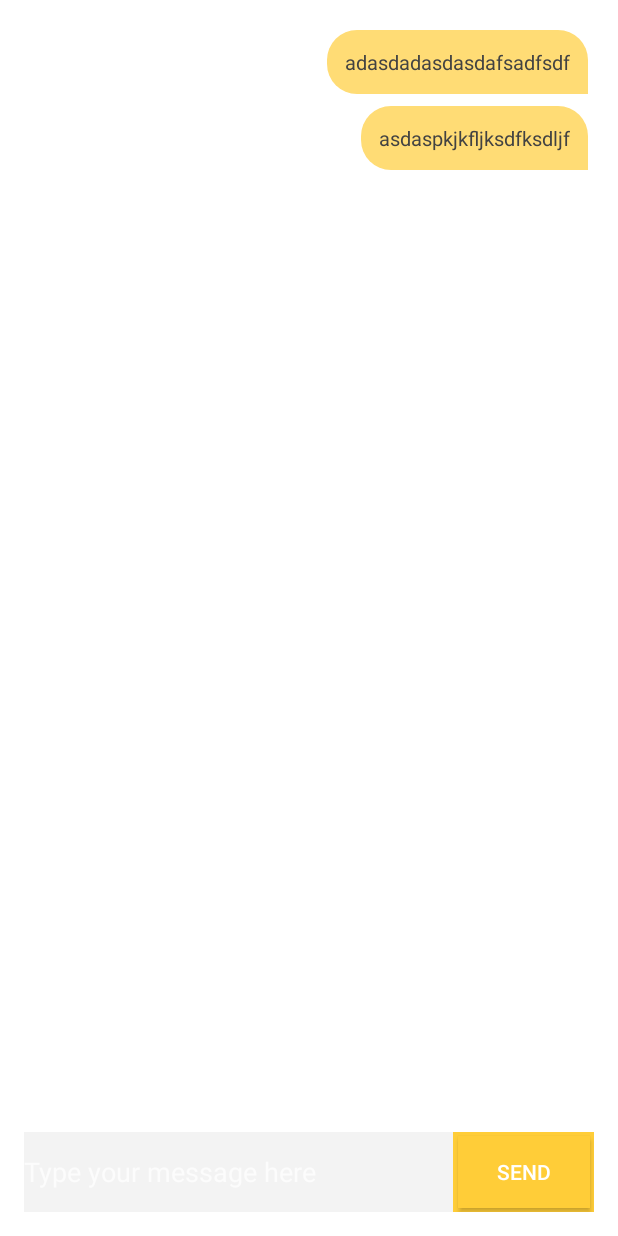
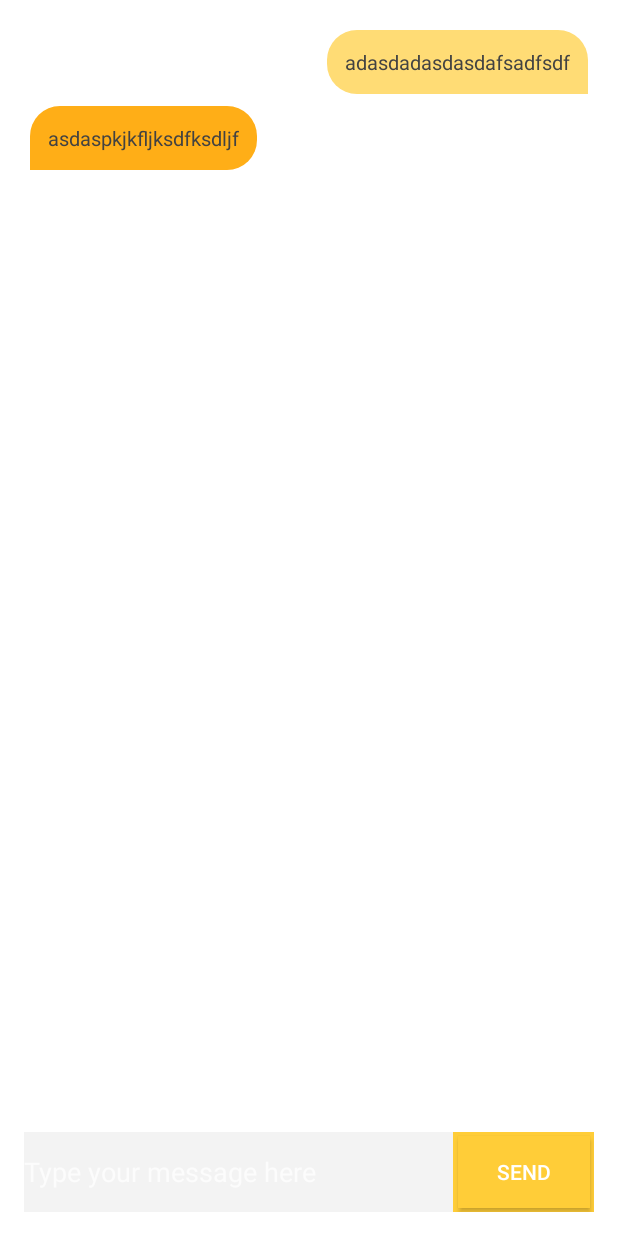
Before and after one commit to henriqueramosqs/MindMate, an Android app: the ChatActivity screen opened directly, with no data from a screen before it, after a tap on "SEND", on a phone screen of 412 x 824 dp. Run offline under Robolectric (Android 15) with nearby library versions, the phone set to English and light mode, and no system bars.

```diff
--- a/app/build.gradle
+++ b/app/build.gradle
@@ -44,6 +44,11 @@ dependencies {
     implementation 'androidx.annotation:annotation:1.3.0'
     implementation 'androidx.lifecycle:lifecycle-livedata-ktx:2.4.1'
     implementation 'androidx.lifecycle:lifecycle-viewmodel-ktx:2.4.1'
+    implementation 'com.squareup.okhttp3:okhttp:4.11.0'
+    implementation 'com.squareup.retrofit2:retrofit:2.3.0'
+    implementation 'com.squareup.retrofit2:converter-gson:2.3.0'
+    implementation "com.squareup.retrofit2:converter-scalars:2.7.1"
+
     testImplementation 'junit:junit:4.13.2'
     androidTestImplementation 'androidx.test.ext:junit:1.1.5'
     androidTestImplementation 'androidx.test.espresso:espresso-core:3.4.0'
--- a/app/src/main/AndroidManifest.xml
+++ b/app/src/main/AndroidManifest.xml
@@ -1,7 +1,7 @@
 <?xml version="1.0" encoding="utf-8"?>
 <manifest xmlns:android="http://schemas.android.com/apk/res/android"
     xmlns:tools="http://schemas.android.com/tools">
-
+    <uses-permission android:name="android.permission.INTERNET"/>
     <application
         android:allowBackup="true"
         android:dataExtractionRules="@xml/data_extraction_rules"
--- /dev/null
+++ b/app/src/main/java/com/example/mindmate/APIInterface.kt
@@ -0,0 +1,15 @@
+package com.example.mindmate
+
+import com.google.gson.JsonObject
+import retrofit2.Call
+import retrofit2.http.Body
+import retrofit2.http.GET
+import retrofit2.http.POST
+
+interface APIInterface {
+    @POST("response")
+    fun getData(@Body jsonObject: JsonObject): Call<List<BotResponseItem>>
+
+    @GET("rt")
+    fun gtt(): Call<List<BotResponseItem>>
+}
--- /dev/null
+++ b/app/src/main/java/com/example/mindmate/API_interface2.kt
@@ -0,0 +1,9 @@
+package com.example.mindmate
+
+import retrofit2.Call
+import retrofit2.http.GET
+
+interface API_interface2 {
+    @GET("posts")
+    fun get_test():Call<List<testingItem>>
+}
--- /dev/null
+++ b/app/src/main/java/com/example/mindmate/BotResponseItem.kt
@@ -0,0 +1,5 @@
+package com.example.mindmate
+
+data class BotResponseItem(
+    val res: String
+)
--- a/app/src/main/java/com/example/mindmate/ChatActivity.kt
+++ b/app/src/main/java/com/example/mindmate/ChatActivity.kt
@@ -1,28 +1,36 @@
 package com.example.mindmate
 
 import android.os.Bundle
+import android.util.Log
 import android.widget.ArrayAdapter
 import android.widget.Button
 import android.widget.EditText
-import android.widget.ListView
+import android.widget.TextView
 import androidx.appcompat.app.AppCompatActivity
 import androidx.recyclerview.widget.RecyclerView
 import com.example.mindmate.adapters.MessageAdapter
+import com.google.gson.JsonObject
+import org.w3c.dom.Text
+import retrofit2.Call
+import retrofit2.Callback
+import retrofit2.Response
+import retrofit2.Retrofit
+import retrofit2.converter.gson.GsonConverterFactory
 
 class ChatActivity : AppCompatActivity() {
 
-    private val messages = mutableListOf<String>()
+    private val messages = mutableListOf<Msg>()
     private lateinit var adapter: ArrayAdapter<String>
     private  lateinit var messageListView: RecyclerView
-
+    private val TAG = "MyActivity"
     override fun onCreate(savedInstanceState: Bundle?) {
         super.onCreate(savedInstanceState)
         setContentView(R.layout.activity_chat)
         messageListView = findViewById<RecyclerView>(R.id.messageListView)
         val sendButton:Button = findViewById<Button>(R.id.sendButton)
 
-        messages.add("adasdadasdasdafsadfsdf")
-        messages.add("asdaspkjkfljksdfksdljf")
+        messages.add(Msg("adasdadasdasdafsadfsdf",1))
+        messages.add(Msg("asdaspkjkfljksdfksdljf",2))
         // Set up the ArrayAdapter for the ListView
         messageListView.adapter = MessageAdapter(this,messages)
 
@@ -33,15 +41,98 @@ class ChatActivity : AppCompatActivity() {
     }
 
     private fun sendMessage() {
-        // Get the user's message from the EditText
-
         val messageEditText = findViewById<EditText>(R.id.messageEditText)
         val message = messageEditText.text.toString().trim()
 
         if (message.isNotEmpty()) {
-            messages.add(message)
+            messages.add(Msg(message,1))
             messageListView?.adapter?.notifyDataSetChanged()
             messageEditText.text.clear()
         }
+
+        val baseUrl = "http://127.0.0.1:8000/"
+        val retrofitBuilder = Retrofit.Builder()
+            .addConverterFactory(GsonConverterFactory.create())
+            .baseUrl(baseUrl)
+            .build().create(APIInterface::class.java)
+
+
+        val jsonObject = JsonObject().apply {
+            addProperty("msg", message)
+        }
+
+        Log.v(TAG,jsonObject.toString())
+
+        val retrofitData = retrofitBuilder.getData(jsonObject)
+        val altData = retrofitBuilder.gtt()
+
+        Log.v(TAG,retrofitData.toString())
+
+        retrofitData.enqueue(object : Callback<List<BotResponseItem>?>{
+            override fun onResponse(
+                call: Call<List<BotResponseItem>?>,
+                response: Response<List<BotResponseItem>?>
+            ) {
+                Log.e(TAG,"THE API CALL")
+                val responseBody = response.body()!!
+                Log.d(TAG,responseBody[0].res)
+
+                val stringBuilder= StringBuilder()
+                messages.add(Msg(responseBody[0].res,2))
+
+                messageListView?.adapter?.notifyDataSetChanged()
+            }
+
+            override fun onFailure(call: Call<List<BotResponseItem>?>, t: Throwable) {
+                Log.e(TAG,"API call failled")
+            }
+        })
+
+        altData.enqueue(object :Callback<List<BotResponseItem>?>{
+            override fun onResponse(
+                call: Call<List<BotResponseItem>?>,
+                response: Response<List<BotResponseItem>?>
+            ) {
+                val responseBody = response.body()!!
+                Log.d(TAG,responseBody[0].res)
+
+            }
+
+            override fun onFailure(call: Call<List<BotResponseItem>?>, t: Throwable) {
+                Log.v("Try","It failled")
+            }
+        })
+
+
+        val testURL = "https://jsonplaceholder.typicode.com/"
+        val retrofitBuilder_test = Retrofit.Builder()
+            .addConverterFactory(GsonConverterFactory.create())
+            .baseUrl(testURL)
+            .build().create(API_interface2::class.java)
+
+        val retrofitDataTest = retrofitBuilder_test.get_test()
+
+        retrofitDataTest.enqueue(object: Callback<List<testingItem>?>{
+            override fun onResponse(
+                call: Call<List<testingItem>?>,
+                response: Response<List<testingItem>?>
+            ) {
+                val responseBody = response.body()!!
+
+                val stringBuilder= StringBuilder()
+                stringBuilder.append(responseBody[0].id)
+
+                messages.add(Msg(stringBuilder.toString(),2))
+                messageListView?.adapter?.notifyDataSetChanged()
+            }
+
+            override fun onFailure(call: Call<List<testingItem>?>, t: Throwable) {
+                Log.e("Testing_2","Failed")
+            }
+
+        })
+
+
     }
+
 }
--- /dev/null
+++ b/app/src/main/java/com/example/mindmate/Msg.kt
@@ -0,0 +1,3 @@
+package com.example.mindmate
+
+data class Msg(    val txt: String, val type: Int,)
--- a/app/src/main/java/com/example/mindmate/adapters/messageAdapter.kt
+++ b/app/src/main/java/com/example/mindmate/adapters/messageAdapter.kt
@@ -1,23 +1,27 @@
 package com.example.mindmate.adapters
 
+import android.R
 import android.content.Context
 import android.view.LayoutInflater
 import android.view.View
 import android.view.ViewGroup
 import android.widget.TextView
+import androidx.constraintlayout.widget.ConstraintLayout
+import androidx.constraintlayout.widget.ConstraintSet
 import androidx.recyclerview.widget.RecyclerView
-import com.example.mindmate.R
+import com.example.mindmate.Msg
 
-class MessageAdapter(private val context: Context, private val msg_list:MutableList<String>):
+
+class MessageAdapter(private val context: Context, private val msg_list:MutableList<Msg>):
 RecyclerView.Adapter<MessageAdapter.MessageViewHolder>(){
 
     inner class MessageViewHolder(private val view: View) : RecyclerView.ViewHolder(view) {
-        val textView: TextView = view.findViewById(R.id.txtView)
+        val textView: TextView = view.findViewById(com.example.mindmate.R.id.txtView)
     }
 
     override fun onCreateViewHolder(parent: ViewGroup, viewType: Int): MessageViewHolder {
         val adapterLayout = LayoutInflater.from(parent.context)
-            .inflate(R.layout.message_sent, parent, false)
+            .inflate(com.example.mindmate.R.layout.message_sent, parent, false)
 
         return MessageViewHolder(adapterLayout)
     }
@@ -26,6 +30,16 @@ RecyclerView.Adapter<MessageAdapter.MessageViewHolder>(){
 
     override fun onBindViewHolder(holder: MessageViewHolder, position: Int) {
         val item = msg_list[position]
-        holder.textView.text =  item
+        if(item.type==2){
+            holder.textView.setBackgroundResource(com.example.mindmate.R.drawable.bg_received_message)
+
+            val params = ConstraintLayout.LayoutParams(
+                ConstraintLayout.LayoutParams.WRAP_CONTENT,
+                ConstraintLayout.LayoutParams.WRAP_CONTENT
+            )
+            params.startToStart = ConstraintLayout.LayoutParams.PARENT_ID
+            holder.textView.layoutParams = params
+        }
+        holder.textView.text =  item.txt
     }
 }
--- /dev/null
+++ b/app/src/main/res/drawable/bg_received_message.xml
@@ -0,0 +1,11 @@
+<?xml version="1.0" encoding="utf-8"?>
+<shape xmlns:android="http://schemas.android.com/apk/res/android"
+    android:shape="rectangle">
+
+    <solid android:color="#FFAE17"/>
+    <corners
+        android:bottomRightRadius="20sp"
+        android:topLeftRadius="20sp"
+        android:topRightRadius="20sp"
+        />
+</shape>
--- a/app/src/main/res/layout/activity_chat.xml
+++ b/app/src/main/res/layout/activity_chat.xml
@@ -15,30 +15,29 @@
 
 
     <FrameLayout
+        android:id="@+id/frameLayout"
         android:layout_width="match_parent"
         android:layout_height="wrap_content"
+        android:foregroundGravity="clip_vertical|center_horizontal"
         app:layout_constraintStart_toStartOf="parent"
         app:layout_constraintTop_toTopOf="parent"
-        tools:context=".MainActivity"
-        tools:layout_editor_absoluteY="851dp">
+        tools:context=".MainActivity">
 
         <androidx.recyclerview.widget.RecyclerView
             android:id="@+id/messageListView"
             android:layout_width="match_parent"
             android:layout_height="match_parent"
             android:scrollbars="vertical"
-            app:layoutManager="LinearLayoutManager" />
+            app:layoutManager="LinearLayoutManager"></androidx.recyclerview.widget.RecyclerView>
 
     </FrameLayout>
-
 
     <androidx.constraintlayout.widget.ConstraintLayout
         android:layout_width="match_parent"
         android:layout_height="wrap_content"
         android:background="#FFCD38"
-            app:layout_constraintStart_toStartOf="parent"
         app:layout_constraintBottom_toBottomOf="parent"
-            tools:layout_editor_absoluteY="851dp">
+        app:layout_constraintStart_toStartOf="parent">
 
 
         <EditText
```
Also changed, not shown: app/src/main/java/com/example/mindmate/testingItem.kt (added, +8 -0 lines), app/src/main/res/layout/message_received.xml (added, +22 -0 lines). Lines whose indentation alone changed are shown as unchanged.
